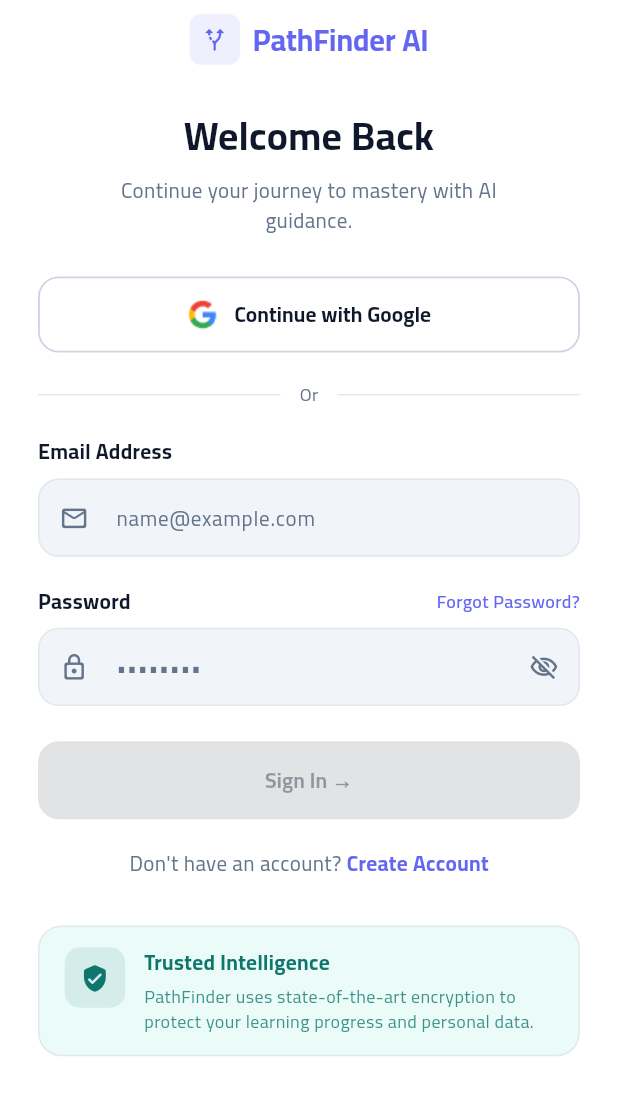
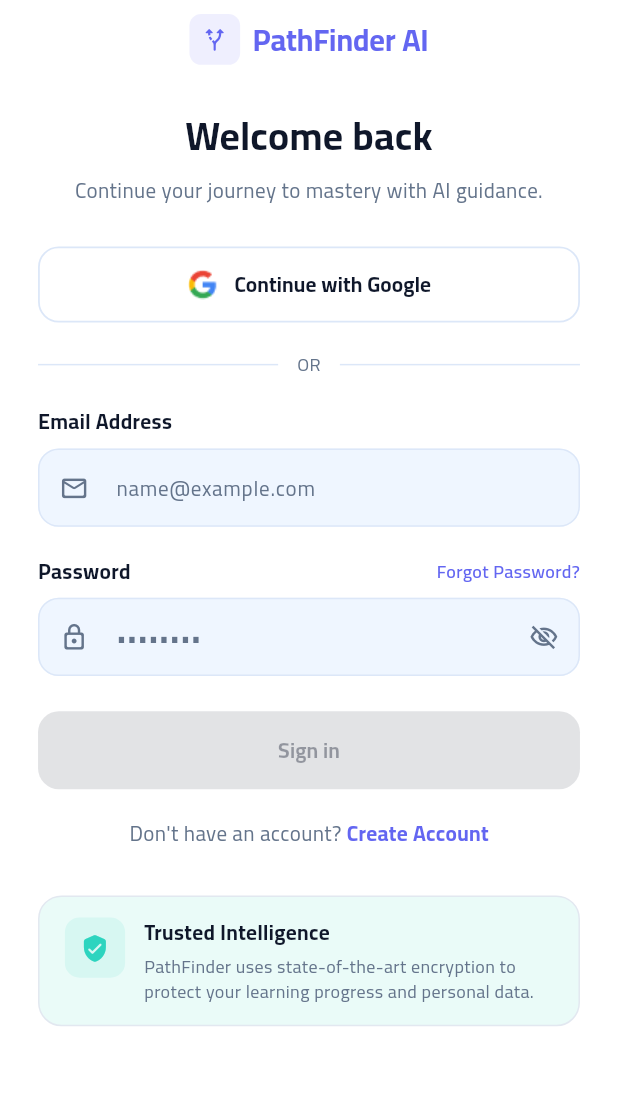
Before and after one commit to rajeh1032/pathfinder_app, a Flutter app: the LoginScreen screen opened by its route, on a phone screen of 412 x 824 dp. Shown: the top 1095 px of the screen. Run offline on Flutter 3.47's test engine with Material 3 defaults, Android fonts, the phone set to English and light mode, and no system bars; our stand-ins replace cached_network_image, connectivity_plus, dio, easy_localization, equatable, file_picker and 10 more; accounts and stored records are empty.

Commit message:
add the dark theme and the localization to the splash,onboardin,login screens

```diff
--- a/lib/core/constants/app_assets.dart
+++ b/lib/core/constants/app_assets.dart
@@ -2,4 +2,8 @@
   const AppAssets._();
 
   static const translations = 'assets/translations';
+  static const onboarding1 = 'assets/images/onboarding_1.png';
+  static const onboarding2 = 'assets/images/onboarding_2.png';
+  static const onboarding3 = 'assets/images/onboarding_3.png';
+  static const googleLogo = 'assets/images/google.png';
 }
--- a/lib/features/auth/presentation/screens/login_screen.dart
+++ b/lib/features/auth/presentation/screens/login_screen.dart
@@ -1,8 +1,8 @@
+import 'package:easy_localization/easy_localization.dart';
 import 'package:flutter/material.dart';
 import 'package:flutter_bloc/flutter_bloc.dart';
 import 'package:flutter_screenutil/flutter_screenutil.dart';
 import '../../../../core/routing/app_routes.dart';
-import '../../../../core/theme/app_colors.dart';
 import '../../../../core/theme/app_text_styles.dart';
 import '../../../../core/widgets/app_button.dart';
 import '../cubit/login_cubit.dart';
@@ -33,6 +33,8 @@
 
   @override
   Widget build(BuildContext context) {
+    final colorScheme = Theme.of(context).colorScheme;
+
     return BlocProvider(
       create: (_) => LoginCubit(),
       child: BlocListener<LoginCubit, LoginState>(
@@ -45,13 +47,13 @@
             ScaffoldMessenger.of(context).showSnackBar(
               SnackBar(
                 content: Text(state.errorMessage!),
-                backgroundColor: AppColors.error,
+                backgroundColor: colorScheme.error,
               ),
             );
           }
         },
         child: Scaffold(
-          backgroundColor: Colors.white,
+          backgroundColor: colorScheme.surface,
           body: SafeArea(
             child: CustomScrollView(
               slivers: [
@@ -65,16 +67,16 @@
                         const LoginHeader(),
                         SizedBox(height: 28.h),
                         Text(
-                          'Welcome Back',
-                          style:
-                              AppTextStyles.headlineLarge(AppColors.lightText),
+                          'auth.loginTitle'.tr(),
+                          style: AppTextStyles.headlineLarge(
+                              colorScheme.onSurface),
                           textAlign: TextAlign.center,
                         ),
                         SizedBox(height: 8.h),
                         Text(
-                          'Continue your journey to mastery with AI\nguidance.',
+                          'auth.loginSubtitle'.tr(),
                           style: AppTextStyles.bodyMedium(
-                              AppColors.lightTextMuted),
+                              colorScheme.onSurfaceVariant),
                           textAlign: TextAlign.center,
                         ),
                         SizedBox(height: 28.h),
@@ -96,7 +98,7 @@
                         SizedBox(height: 24.h),
                         BlocBuilder<LoginCubit, LoginState>(
                           builder: (context, state) => AppButton(
-                            label: 'Sign In →',
+                            label: 'auth.login'.tr(),
                             isLoading: state.isLoading,
                             onPressed: state.canSubmit
                                 ? () {
@@ -115,18 +117,18 @@
                           mainAxisAlignment: MainAxisAlignment.center,
                           children: [
                             Text(
-                              "Don't have an account? ",
+                              "auth.dontHaveAccount".tr(),
                               style: AppTextStyles.bodyMedium(
-                                  AppColors.lightTextMuted),
+                                  colorScheme.onSurfaceVariant),
                             ),
                             GestureDetector(
                               onTap: () => Navigator.pushNamed(
                                   context, AppRoutes.register),
                               child: Text(
-                                'Create Account',
-                                style:
-                                    AppTextStyles.bodyMedium(AppColors.primary)
-                                        .copyWith(fontWeight: FontWeight.w700),
+                                'auth.createAccount'.tr(),
+                                style: AppTextStyles.bodyMedium(
+                                        colorScheme.primary)
+                                    .copyWith(fontWeight: FontWeight.w700),
                               ),
                             ),
                           ],
--- a/lib/features/auth/presentation/widgets/google_sign_in_button.dart
+++ b/lib/features/auth/presentation/widgets/google_sign_in_button.dart
@@ -1,8 +1,7 @@
-import 'dart:math' as math;
-
+import 'package:easy_localization/easy_localization.dart';
 import 'package:flutter/material.dart';
 import 'package:flutter_screenutil/flutter_screenutil.dart';
-import '../../../../core/theme/app_colors.dart';
+import 'package:pathfinder_app/core/constants/app_assets.dart';
 import '../../../../core/theme/app_text_styles.dart';
 
 class GoogleSignInButton extends StatelessWidget {
@@ -17,33 +16,38 @@
 
   @override
   Widget build(BuildContext context) {
+    final colorScheme = Theme.of(context).colorScheme;
+
     return SizedBox(
       width: double.infinity,
       height: 52.h,
       child: OutlinedButton(
         onPressed: isLoading ? null : onPressed,
         style: OutlinedButton.styleFrom(
-          side: BorderSide(color: AppColors.neutral300, width: 1.2),
+          side: BorderSide(color: colorScheme.outline, width: 1.2),
           shape: RoundedRectangleBorder(
             borderRadius: BorderRadius.circular(14.r),
           ),
-          backgroundColor: Colors.white,
+          backgroundColor: colorScheme.surface,
         ),
         child: isLoading
             ? SizedBox(
                 width: 20.w,
                 height: 20.w,
-                child: const CircularProgressIndicator(strokeWidth: 2),
+                child: CircularProgressIndicator(
+                  strokeWidth: 2,
+                  color: colorScheme.primary,
+                ),
               )
             : Row(
                 mainAxisAlignment: MainAxisAlignment.center,
                 children: [
                   // Google "G" logo drawn with text (no svg dependency needed)
-                  Image.asset('assets/images/google.png', width: 20.w, height: 20.w),
+                  Image.asset(AppAssets.googleLogo, width: 20.w, height: 20.w),
                   SizedBox(width: 10.w),
                   Text(
-                    'Continue with Google',
-                    style: AppTextStyles.labelLarge(AppColors.lightText),
+                    'auth.loginWithGoogle'.tr(),
+                    style: AppTextStyles.labelLarge(colorScheme.onSurface),
                   ),
                 ],
               ),
--- a/lib/features/auth/presentation/widgets/login_form.dart
+++ b/lib/features/auth/presentation/widgets/login_form.dart
@@ -1,7 +1,7 @@
+import 'package:easy_localization/easy_localization.dart';
 import 'package:flutter/material.dart';
 import 'package:flutter_bloc/flutter_bloc.dart';
 import 'package:flutter_screenutil/flutter_screenutil.dart';
-import '../../../../core/theme/app_colors.dart';
 import '../../../../core/theme/app_text_styles.dart';
 import '../cubit/login_cubit.dart';
 
@@ -19,6 +19,8 @@
 
   @override
   Widget build(BuildContext context) {
+    final colorScheme = Theme.of(context).colorScheme;
+
     return BlocBuilder<LoginCubit, LoginState>(
       builder: (context, state) {
         final cubit = context.read<LoginCubit>();
@@ -29,8 +31,8 @@
             crossAxisAlignment: CrossAxisAlignment.start,
             children: [
               Text(
-                'Email Address',
-                style: AppTextStyles.labelLarge(AppColors.lightText),
+                'auth.emailPlaceholder'.tr(),
+                style: AppTextStyles.labelLarge(colorScheme.onSurface),
               ),
               SizedBox(height: 8.h),
               LoginInputField(
@@ -54,14 +56,14 @@
                 mainAxisAlignment: MainAxisAlignment.spaceBetween,
                 children: [
                   Text(
-                    'Password',
-                    style: AppTextStyles.labelLarge(AppColors.lightText),
+                    'auth.passwordPlaceholder'.tr(),
+                    style: AppTextStyles.labelLarge(colorScheme.onSurface),
                   ),
                   GestureDetector(
                     onTap: () {},
                     child: Text(
-                      'Forgot Password?',
-                      style: AppTextStyles.bodySmall(AppColors.primary)
+                      'auth.forgotPassword'.tr(),
+                      style: AppTextStyles.bodySmall(colorScheme.primary)
                           .copyWith(fontWeight: FontWeight.w600),
                     ),
                   ),
@@ -79,7 +81,7 @@
                     state.passwordVisible
                         ? Icons.visibility_outlined
                         : Icons.visibility_off_outlined,
-                    color: AppColors.lightTextMuted,
+                    color: colorScheme.onSurfaceVariant,
                     size: 20.sp,
                   ),
                   onPressed: cubit.togglePasswordVisibility,
@@ -126,41 +128,43 @@
 
   @override
   Widget build(BuildContext context) {
+    final colorScheme = Theme.of(context).colorScheme;
+
     return TextFormField(
       controller: controller,
       obscureText: obscureText,
       keyboardType: keyboardType,
       onChanged: onChanged,
       validator: validator,
-      style: AppTextStyles.bodyMedium(AppColors.lightText),
+      style: AppTextStyles.bodyMedium(colorScheme.onSurface),
       decoration: InputDecoration(
         hintText: hint,
-        hintStyle: AppTextStyles.bodyMedium(AppColors.lightTextMuted),
+        hintStyle: AppTextStyles.bodyMedium(colorScheme.onSurfaceVariant),
         prefixIcon:
-            Icon(prefixIcon, color: AppColors.lightTextMuted, size: 20.sp),
+            Icon(prefixIcon, color: colorScheme.onSurfaceVariant, size: 20.sp),
         suffixIcon: suffixIcon,
         filled: true,
-        fillColor: AppColors.neutral100,
+        fillColor: colorScheme.surfaceContainerHighest,
         contentPadding: EdgeInsets.symmetric(horizontal: 16.w, vertical: 16.h),
         border: OutlineInputBorder(
           borderRadius: BorderRadius.circular(14.r),
-          borderSide: BorderSide(color: AppColors.neutral200),
+          borderSide: BorderSide(color: colorScheme.outline),
         ),
         enabledBorder: OutlineInputBorder(
           borderRadius: BorderRadius.circular(14.r),
-          borderSide: BorderSide(color: AppColors.neutral200),
+          borderSide: BorderSide(color: colorScheme.outline),
         ),
         focusedBorder: OutlineInputBorder(
           borderRadius: BorderRadius.circular(14.r),
-          borderSide: BorderSide(color: AppColors.primary, width: 1.5),
+          borderSide: BorderSide(color: colorScheme.primary, width: 1.5),
         ),
         errorBorder: OutlineInputBorder(
           borderRadius: BorderRadius.circular(14.r),
-          borderSide: BorderSide(color: AppColors.error),
+          borderSide: BorderSide(color: colorScheme.error),
         ),
         focusedErrorBorder: OutlineInputBorder(
           borderRadius: BorderRadius.circular(14.r),
-          borderSide: BorderSide(color: AppColors.error, width: 1.5),
+          borderSide: BorderSide(color: colorScheme.error, width: 1.5),
         ),
       ),
     );
--- a/lib/features/auth/presentation/widgets/login_header.dart
+++ b/lib/features/auth/presentation/widgets/login_header.dart
@@ -1,6 +1,5 @@
 import 'package:flutter/material.dart';
 import 'package:flutter_screenutil/flutter_screenutil.dart';
-import '../../../../core/theme/app_colors.dart';
 import '../../../../core/theme/app_text_styles.dart';
 
 class LoginHeader extends StatelessWidget {
@@ -8,6 +7,8 @@
 
   @override
   Widget build(BuildContext context) {
+    final colorScheme = Theme.of(context).colorScheme;
+
     return Row(
       mainAxisAlignment: MainAxisAlignment.center,
       children: [
@@ -15,12 +16,12 @@
           width: 32.w,
           height: 32.w,
           decoration: BoxDecoration(
-            color: AppColors.primary.withAlpha(26),
+            color: colorScheme.primary.withAlpha(26),
             borderRadius: BorderRadius.circular(8.r),
           ),
           child: Icon(
             Icons.alt_route_rounded,
-            color: AppColors.primary,
+            color: colorScheme.primary,
             size: 18.sp,
           ),
         ),
@@ -30,11 +31,11 @@
             children: [
               TextSpan(
                 text: 'PathFinder ',
-                style: AppTextStyles.titleLarge(AppColors.primary),
+                style: AppTextStyles.titleLarge(colorScheme.primary),
               ),
               TextSpan(
                 text: 'AI',
-                style: AppTextStyles.titleLarge(AppColors.primary),
+                style: AppTextStyles.titleLarge(colorScheme.primary),
               ),
             ],
           ),
--- a/lib/features/auth/presentation/widgets/login_or_divider.dart
+++ b/lib/features/auth/presentation/widgets/login_or_divider.dart
@@ -1,6 +1,6 @@
+import 'package:easy_localization/easy_localization.dart';
 import 'package:flutter/material.dart';
 import 'package:flutter_screenutil/flutter_screenutil.dart';
-import '../../../../core/theme/app_colors.dart';
 import '../../../../core/theme/app_text_styles.dart';
 
 class LoginOrDivider extends StatelessWidget {
@@ -8,17 +8,19 @@
 
   @override
   Widget build(BuildContext context) {
+    final colorScheme = Theme.of(context).colorScheme;
+
     return Row(
       children: [
-        Expanded(child: Divider(color: AppColors.neutral200, thickness: 1)),
+        Expanded(child: Divider(color: colorScheme.outline, thickness: 1)),
         Padding(
           padding: EdgeInsets.symmetric(horizontal: 12.w),
           child: Text(
-            'Or',
-            style: AppTextStyles.bodySmall(AppColors.lightTextMuted),
+            'auth.or'.tr(),
+            style: AppTextStyles.bodySmall(colorScheme.onSurfaceVariant),
           ),
         ),
-        Expanded(child: Divider(color: AppColors.neutral200, thickness: 1)),
+        Expanded(child: Divider(color: colorScheme.outline, thickness: 1)),
       ],
     );
   }
--- a/lib/features/auth/presentation/widgets/trusted_intelligence_badge.dart
+++ b/lib/features/auth/presentation/widgets/trusted_intelligence_badge.dart
@@ -1,6 +1,6 @@
+import 'package:easy_localization/easy_localization.dart';
 import 'package:flutter/material.dart';
 import 'package:flutter_screenutil/flutter_screenutil.dart';
-import '../../../../core/theme/app_colors.dart';
 import '../../../../core/theme/app_text_styles.dart';
 
 class TrustedIntelligenceBadge extends StatelessWidget {
@@ -8,12 +8,14 @@
 
   @override
   Widget build(BuildContext context) {
+    final colorScheme = Theme.of(context).colorScheme;
+
     return Container(
       padding: EdgeInsets.symmetric(horizontal: 16.w, vertical: 14.h),
       decoration: BoxDecoration(
-        color: AppColors.secondary.withOpacity(0.1),
+        color: colorScheme.secondary.withAlpha(26),
         borderRadius: BorderRadius.circular(16.r),
-        border: Border.all(color: AppColors.neutral200),
+        border: Border.all(color: colorScheme.outlineVariant),
       ),
       child: Row(
         crossAxisAlignment: CrossAxisAlignment.start,
@@ -22,12 +24,12 @@
             width: 38.w,
             height: 38.w,
             decoration: BoxDecoration(
-              color: AppColors.secondaryDark.withOpacity(0.1),
+              color: colorScheme.secondary.withAlpha(26),
               borderRadius: BorderRadius.circular(10.r),
             ),
             child: Icon(
               Icons.verified_user_rounded,
-              color: AppColors.secondaryDark,
+              color: colorScheme.secondary,
               size: 20.sp,
             ),
           ),
@@ -37,13 +39,13 @@
               crossAxisAlignment: CrossAxisAlignment.start,
               children: [
                 Text(
-                  'Trusted Intelligence',
-                  style: AppTextStyles.labelLarge(AppColors.secondaryDark),
+                  'auth.turstedTitle'.tr(),
+                  style: AppTextStyles.labelLarge(colorScheme.onSurface),
                 ),
                 SizedBox(height: 4.h),
                 Text(
-                  'PathFinder uses state-of-the-art encryption to protect your learning progress and personal data.',
-                  style: AppTextStyles.bodySmall(AppColors.secondaryDark.withOpacity(0.8)),
+                  'auth.trusted'.tr(),
+                  style: AppTextStyles.bodySmall(colorScheme.onSurfaceVariant),
                 ),
               ],
             ),
--- a/lib/features/splash/presentation/screens/splash_screen.dart
+++ b/lib/features/splash/presentation/screens/splash_screen.dart
@@ -3,7 +3,6 @@
 import '../../../../core/routing/app_routes.dart';
 import '../../../../core/storage/cache_keys.dart';
 import '../../../../core/storage/local_storage.dart';
-import '../../../../core/theme/app_colors.dart';
 import '../widgets/splash_content.dart';
 
 class SplashScreen extends StatefulWidget {
@@ -68,7 +67,8 @@
     _progressController.forward();
     await Future.delayed(const Duration(milliseconds: 2400));
     final hasSeenOnboarding = LocalStorage.getBool(CacheKeys.onboardingSeen);
-    final nextRoute = hasSeenOnboarding ? AppRoutes.login : AppRoutes.onboarding;
+    final nextRoute =
+        hasSeenOnboarding ? AppRoutes.login : AppRoutes.onboarding;
 
     if (mounted) {
       Navigator.pushReplacementNamed(context, nextRoute);
@@ -86,7 +86,7 @@
   @override
   Widget build(BuildContext context) {
     return Scaffold(
-      backgroundColor: AppColors.lightBackground,
+      backgroundColor: Theme.of(context).colorScheme.surface,
       body: SplashContent(
         logoScale: _logoScale,
         logoOpacity: _logoOpacity,
--- a/lib/features/splash/presentation/widgets/concentric_circles.dart
+++ b/lib/features/splash/presentation/widgets/concentric_circles.dart
@@ -1,13 +1,13 @@
 import 'package:flutter/material.dart';
 import 'package:flutter_screenutil/flutter_screenutil.dart';
-
-import '../../../../core/theme/app_colors.dart';
 
 class ConcentricCircles extends StatelessWidget {
   const ConcentricCircles({super.key});
 
   @override
   Widget build(BuildContext context) {
+    final colorScheme = Theme.of(context).colorScheme;
+
     return Center(
       child: Stack(
         alignment: Alignment.center,
@@ -19,7 +19,7 @@
               decoration: BoxDecoration(
                 shape: BoxShape.circle,
                 border: Border.all(
-                  color: AppColors.primary.withAlpha(15),
+                  color: colorScheme.primary.withAlpha(15),
                   width: 1,
                 ),
               ),
```
Also changed, not shown: assets/translations/ar.json (+27 -1 lines), assets/translations/en.json (+27 -1 lines), lib/features/onboarding/presentation/screens/onboarding_screen.dart (+12 -8 lines), lib/features/onboarding/presentation/widgets/onboarding_dot_indicator.dart (+5 -3 lines), lib/features/onboarding/presentation/widgets/onboarding_page_data.dart (+13 -10 lines), lib/features/onboarding/presentation/widgets/onboarding_page_view.dart (+8 -5 lines), lib/features/splash/presentation/widgets/splash_content.dart (+14 -12 lines), assets/images/onboarding_1.png, assets/images/onboarding_2.png.
